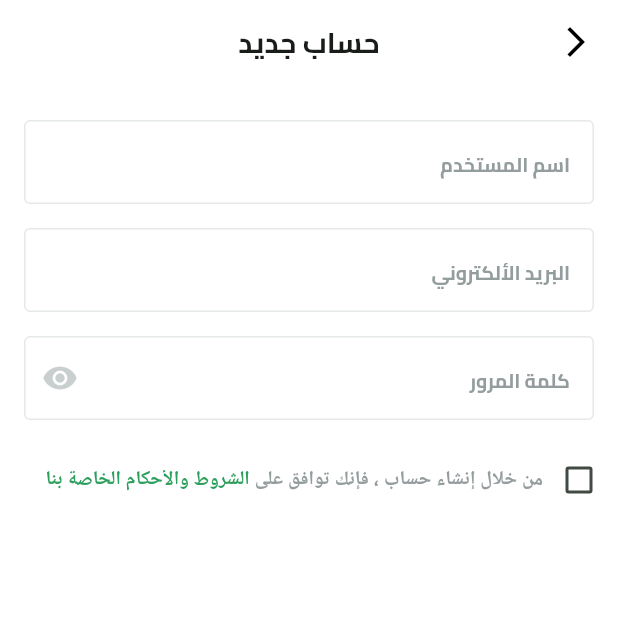
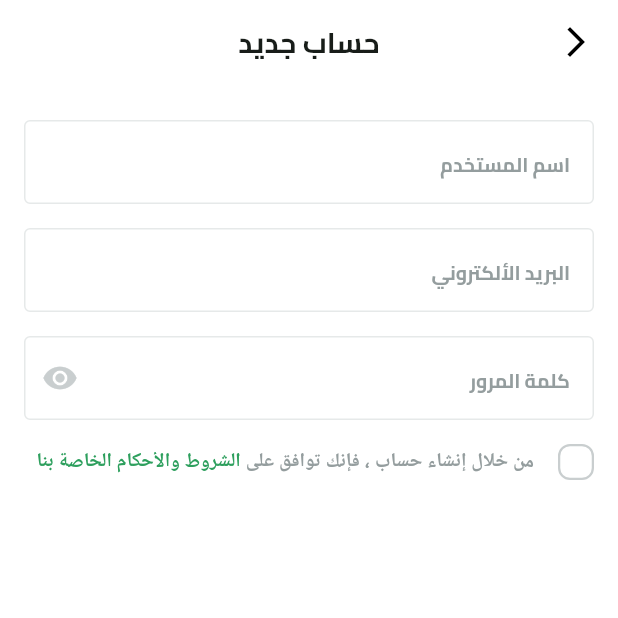
Before and after one commit to 7mk4a/fruits_ecommerce, a Flutter app: the SignupViewBody screen opened directly, on a phone screen of 412 x 824 dp, the top half of it. Run offline on Flutter 3.47's test engine with Material 3 defaults, Android fonts, the phone set to English and light mode, and no system bars; our stand-ins replace dots_indicator, flutter_svg, shared_preferences; accounts and stored records are empty.

Commit message:
Created The check box and its logic

```diff
--- /dev/null
+++ b/lib/features/auth/presentation/views/widgets/custom_check_box.dart
@@ -0,0 +1,44 @@
+import 'package:flutter/material.dart';
+import 'package:flutter_svg/flutter_svg.dart';
+import 'package:fruits_ecommerce/core/utils/app_colors.dart';
+import 'package:fruits_ecommerce/core/utils/app_images.dart';
+
+class CustomCheckBox extends StatelessWidget {
+  const CustomCheckBox({
+    super.key,
+    required this.isChecked,
+    required this.onChecked,
+  });
+  final bool isChecked;
+  final ValueChanged<bool> onChecked;
+  @override
+  Widget build(BuildContext context) {
+    return GestureDetector(
+      onTap: () {
+        onChecked(!isChecked);
+      },
+      child: AnimatedContainer(
+        width: 24,
+        height: 24,
+        duration: Duration(milliseconds: 100),
+        decoration: ShapeDecoration(
+          color: isChecked ? AppColors.primaryColor : Colors.white,
+          shape: RoundedRectangleBorder(
+            side: BorderSide(
+              width: 1.5,
+              color: isChecked ? Colors.transparent : Color(0XFFC9CECF),
+            ),
+            borderRadius: BorderRadius.circular(8),
+          ),
+        ),
+        child:
+            isChecked
+                ? Padding(
+                  padding: const EdgeInsets.all(2.0),
+                  child: SvgPicture.asset(Assets.imagesCheck),
+                )
+                : SizedBox(),
+      ),
+    );
+  }
+}
--- a/lib/features/auth/presentation/views/widgets/terms_and_conditions.dart
+++ b/lib/features/auth/presentation/views/widgets/terms_and_conditions.dart
@@ -1,17 +1,29 @@
 import 'package:flutter/material.dart';
 import 'package:fruits_ecommerce/core/utils/app_colors.dart';
 import 'package:fruits_ecommerce/core/utils/app_text_styles.dart';
+import 'package:fruits_ecommerce/features/auth/presentation/views/widgets/custom_check_box.dart';
 
-class TermsAndConditions extends StatelessWidget {
+class TermsAndConditions extends StatefulWidget {
   const TermsAndConditions({super.key});
 
   @override
+  State<TermsAndConditions> createState() => _TermsAndConditionsState();
+}
+
+class _TermsAndConditionsState extends State<TermsAndConditions> {
+  bool isTermsAccepted = false;
+  @override
   Widget build(BuildContext context) {
-    return Transform.translate(
-      offset: const Offset(14, 0),
-      child: Row(
+    return Row(
       children: [
-          Checkbox(value: false, onChanged: (value) {}),
+        CustomCheckBox(
+          onChecked: (value) {
+            isTermsAccepted = value;
+            setState(() {});
+          },
+          isChecked: isTermsAccepted,
+        ),
+        SizedBox(width: 16),
         Expanded(
           child: Text.rich(
             TextSpan(
@@ -48,7 +60,6 @@ class TermsAndConditions extends StatelessWidget {
           ),
         ),
       ],
-      ),
     );
   }
 }
```
Lines whose indentation alone changed are shown as unchanged.
